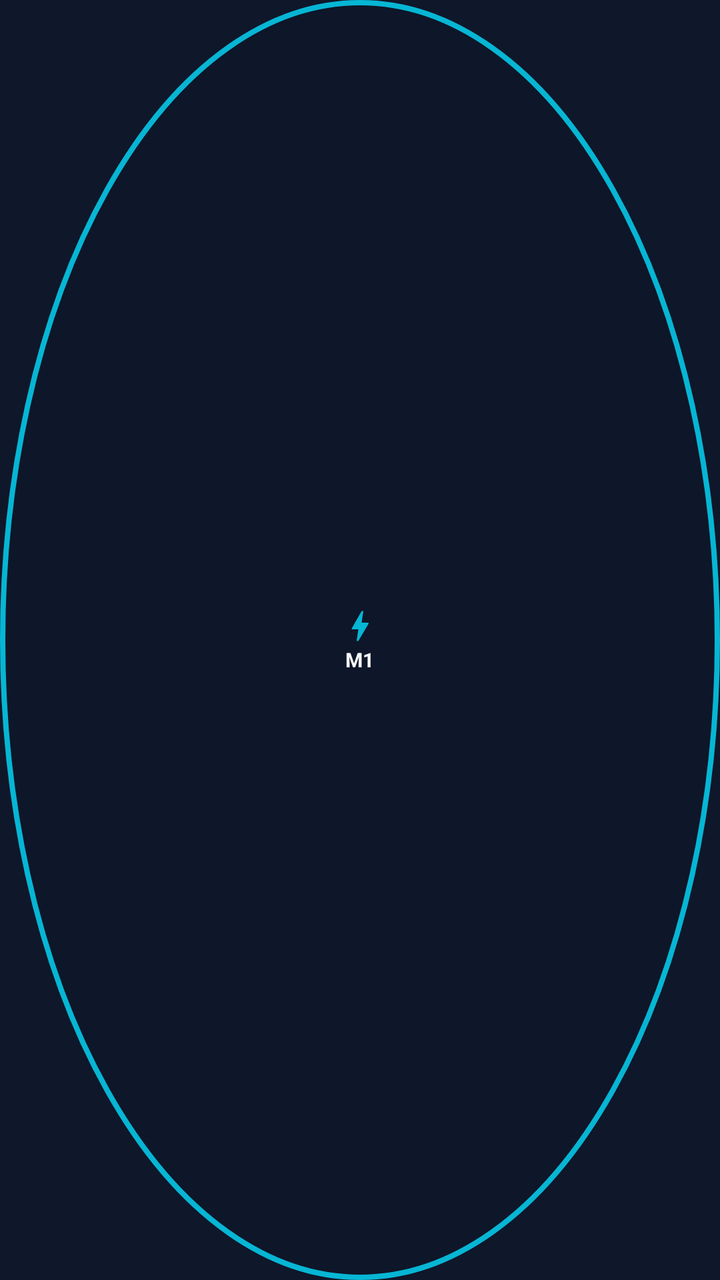
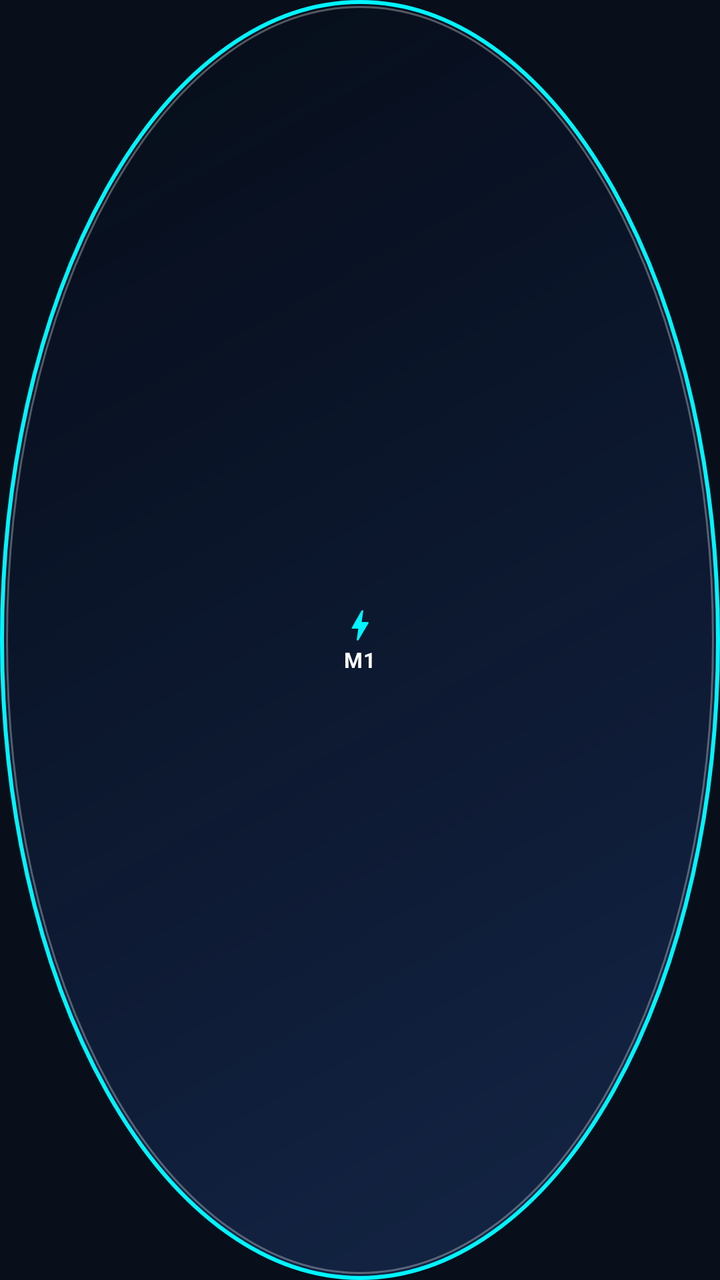

Before-and-after screenshots of an Android layout around one commit, followed by the original layout XML and the change that was made.
<!-- AndroidManifest.xml: application theme Theme.MacroGaming -->
<!-- res/layout/view_floating_macro_button.xml -->
<?xml version="1.0" encoding="utf-8"?>
<FrameLayout xmlns:android="http://schemas.android.com/apk/res/android"
    android:id="@+id/macroButtonRoot"
    android:layout_width="56dp"
    android:layout_height="56dp"
    android:background="@drawable/bg_floating_macro_btn_idle"
    android:elevation="14dp">

    
    <LinearLayout
        android:layout_width="match_parent"
        android:layout_height="match_parent"
        android:gravity="center"
        android:orientation="vertical"
        android:padding="4dp">

        <ImageView
            android:id="@+id/ivMacroBtnIcon"
            android:layout_width="20dp"
            android:layout_height="20dp"
            android:src="@drawable/ic_speed"
            android:contentDescription="Macro Icon" />

        <TextView
            android:id="@+id/tvMacroBtnLabel"
            android:layout_width="wrap_content"
            android:layout_height="wrap_content"
            android:text="M1"
            android:textColor="@color/text_primary"
            android:textSize="10sp"
            android:textStyle="bold"
            android:maxLines="1" />
    </LinearLayout>

    
    <ImageView
        android:id="@+id/ivMacroBtnDelete"
        android:layout_width="16dp"
        android:layout_height="16dp"
        android:layout_gravity="top|end"
        android:src="@drawable/ic_close"
        android:visibility="gone"
        android:contentDescription="Delete Macro Button" />

</FrameLayout>
<!-- resources referenced by this layout -->
<resources>
  <color name="text_primary">#F8FAFC</color>
  <!-- drawable bg_floating_macro_btn_idle (drawable) -->
  <?xml version="1.0" encoding="utf-8"?>
  <shape xmlns:android="http://schemas.android.com/apk/res/android"
      android:shape="oval">
      <solid android:color="#E60F172A" />
      <stroke
          android:width="2.5dp"
          android:color="@color/cyan_neon" />
      <size
          android:width="56dp"
          android:height="56dp" />
  </shape>
  <!-- drawable ic_close (drawable) -->
  <vector xmlns:android="http://schemas.android.com/apk/res/android"
      android:width="24dp"
      android:height="24dp"
      android:viewportWidth="24"
      android:viewportHeight="24">
    <path
        android:fillColor="#FFFFFFFF"
        android:pathData="M19,6.41L17.59,5 12,10.59 6.41,5 5,6.41 10.59,12 5,17.59 6.41,19 12,13.41 17.59,19 19,17.59 13.41,12z"/>
  </vector>
  <!-- drawable ic_speed (drawable) -->
  <vector xmlns:android="http://schemas.android.com/apk/res/android"
      android:width="24dp"
      android:height="24dp"
      android:viewportWidth="24"
      android:viewportHeight="24">
    <path
        android:fillColor="#06B6D4"
        android:pathData="M11,21h-1l1,-7H7.5c-0.88,0 -0.33,-0.75 -0.31,-0.78C8.48,10.94 10.42,7.54 13,3h1l-1,7h3.5c0.49,0 0.77,0.34 0.67,0.55L11,21z"/>
  </vector>
  <style name="Theme.MacroGaming" parent="Theme.Material3.Dark.NoActionBar">
          <item name="colorPrimary">@color/cyan_neon</item>
          <item name="colorOnPrimary">@color/bg_dark</item>
          <item name="colorSecondary">@color/purple_accent</item>
          <item name="android:windowBackground">@color/bg_dark</item>
          <item name="android:statusBarColor">@color/bg_dark</item>
          <item name="android:navigationBarColor">@color/bg_dark</item>
      </style>
  <color name="cyan_neon">#06B6D4</color>
  <color name="bg_dark">#0F172A</color>
  <color name="purple_accent">#8B5CF6</color>
</resources>

<!-- the commit's change to res/layout/view_floating_macro_button.xml (unified diff, before → after) -->
@@ -1,10 +1,11 @@
 <?xml version="1.0" encoding="utf-8"?>
 <FrameLayout xmlns:android="http://schemas.android.com/apk/res/android"
+    xmlns:app="http://schemas.android.com/apk/res-auto"
     android:id="@+id/macroButtonRoot"
     android:layout_width="56dp"
     android:layout_height="56dp"
     android:background="@drawable/bg_floating_macro_btn_idle"
-    android:elevation="14dp">
+    android:elevation="16dp">
 
     
     <LinearLayout
@@ -19,6 +20,7 @@
             android:layout_width="20dp"
             android:layout_height="20dp"
             android:src="@drawable/ic_speed"
+            app:tint="@color/cyan_neon"
             android:contentDescription="Macro Icon" />
 
         <TextView
@@ -26,19 +28,23 @@
             android:layout_width="wrap_content"
             android:layout_height="wrap_content"
             android:text="M1"
-            android:textColor="@color/text_primary"
-            android:textSize="10sp"
+            android:textColor="@color/white"
+            android:textSize="10.5sp"
             android:textStyle="bold"
-            android:maxLines="1" />
+            android:letterSpacing="0.03"
+            android:maxLines="1"
+            android:ellipsize="end" />
     </LinearLayout>
 
     
     <ImageView
         android:id="@+id/ivMacroBtnDelete"
-        android:layout_width="16dp"
-        android:layout_height="16dp"
+        android:layout_width="18dp"
+        android:layout_height="18dp"
         android:layout_gravity="top|end"
         android:src="@drawable/ic_close"
+        android:background="@drawable/bg_turbo_btn_danger"
+        android:padding="2dp"
         android:visibility="gone"
         android:contentDescription="Delete Macro Button" />
 
<!-- resource entries referenced after the edit -->
@@ -1,17 +1,52 @@
 <!-- resources referenced by this layout -->
 <resources>
-  <color name="text_primary">#F8FAFC</color>
   <!-- drawable bg_floating_macro_btn_idle (drawable) -->
   <?xml version="1.0" encoding="utf-8"?>
+  <layer-list xmlns:android="http://schemas.android.com/apk/res/android">
+      
+      <item>
+          <shape android:shape="oval">
+              <gradient
+                  android:angle="135"
+                  android:startColor="#E615284B"
+                  android:centerColor="#D90C1932"
+                  android:endColor="#C0050B16"
+                  android:type="linear" />
+              <stroke
+                  android:width="2dp"
+                  android:color="@color/cyan_neon" />
+              <size
+                  android:width="56dp"
+                  android:height="56dp" />
+          </shape>
+      </item>
+      
+      <item
+          android:bottom="3dp"
+          android:left="3dp"
+          android:right="3dp"
+          android:top="3dp">
+          <shape android:shape="oval">
+              <stroke
+                  android:width="1dp"
+                  android:color="#4DFFFFFF" />
+          </shape>
+      </item>
+  </layer-list>
+  <!-- drawable bg_turbo_btn_danger (drawable) -->
+  <?xml version="1.0" encoding="utf-8"?>
   <shape xmlns:android="http://schemas.android.com/apk/res/android"
-      android:shape="oval">
-      <solid android:color="#E60F172A" />
+      android:shape="rectangle">
+      <corners android:radius="12dp" />
+      <gradient
+          android:angle="135"
+          android:startColor="#FF2A55"
+          android:centerColor="#EF144A"
+          android:endColor="#DC2626"
+          android:type="linear" />
       <stroke
-          android:width="2.5dp"
-          android:color="@color/cyan_neon" />
-      <size
-          android:width="56dp"
-          android:height="56dp" />
+          android:width="1dp"
+          android:color="#66FFFFFF" />
   </shape>
   <!-- drawable ic_close (drawable) -->
   <vector xmlns:android="http://schemas.android.com/apk/res/android"
@@ -40,9 +75,12 @@
           <item name="android:windowBackground">@color/bg_dark</item>
           <item name="android:statusBarColor">@color/bg_dark</item>
           <item name="android:navigationBarColor">@color/bg_dark</item>
+          <item name="android:windowLightStatusBar">false</item>
+          <item name="android:windowLightNavigationBar">false</item>
       </style>
-  <color name="cyan_neon">#06B6D4</color>
-  <color name="bg_dark">#0F172A</color>
-  <color name="purple_accent">#8B5CF6</color>
+  <color name="cyan_neon">#00F5FF</color>
+  <color name="white">#FFFFFF</color>
+  <color name="bg_dark">#080E1A</color>
+  <color name="purple_accent">#A855F7</color>
 </resources>
 
